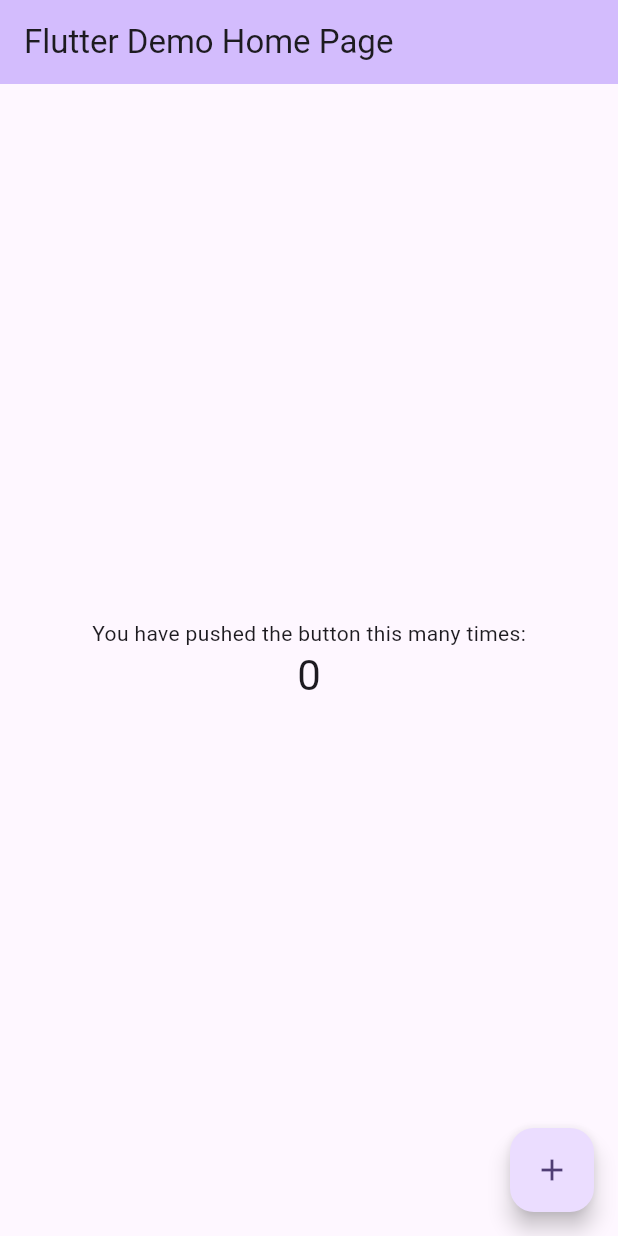
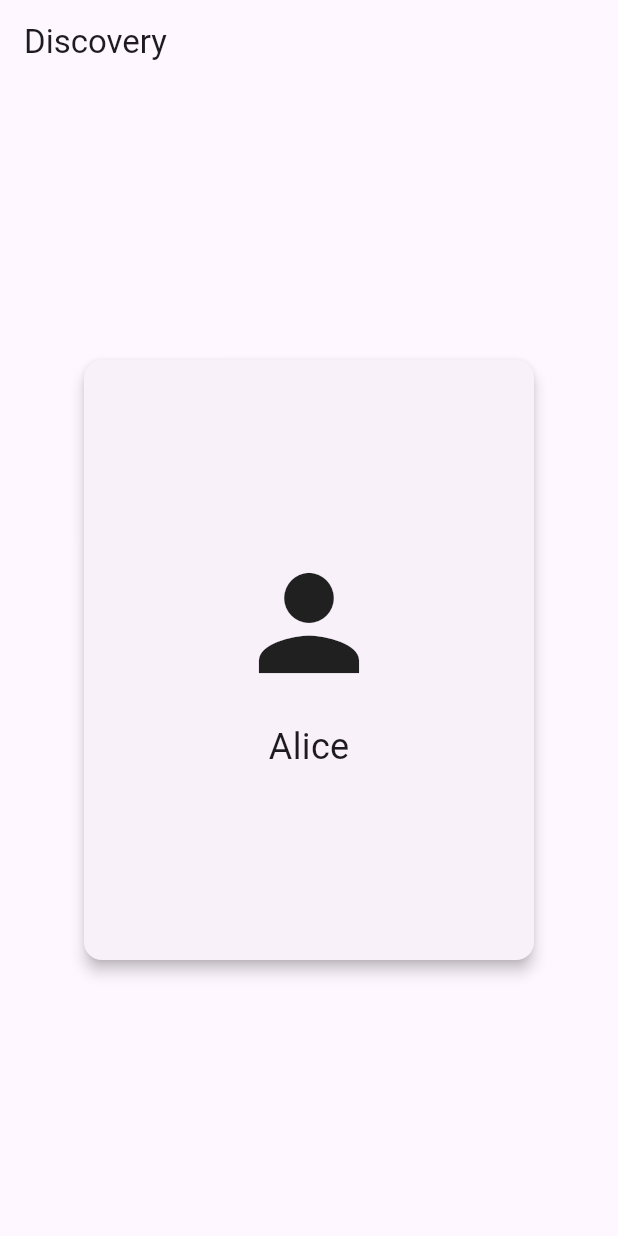
Before and after one commit to henribesnard/eon_app, a Flutter app: the screen it shows after launch, on a phone screen of 412 x 824 dp. Run offline on Flutter 3.47's test engine with Material 3 defaults, Android fonts, the phone set to English and light mode, and no system bars.

```diff
--- a/lib/main.dart
+++ b/lib/main.dart
@@ -1,4 +1,6 @@
 import 'package:flutter/material.dart';
+
+import 'pages/discovery_page.dart';
 
 void main() {
   runApp(const MyApp());
@@ -7,116 +9,15 @@ void main() {
 class MyApp extends StatelessWidget {
   const MyApp({super.key});
 
-  // This widget is the root of your application.
   @override
   Widget build(BuildContext context) {
     return MaterialApp(
-      title: 'Flutter Demo',
+      title: 'Eon',
       theme: ThemeData(
-        // This is the theme of your application.
-        //
-        // TRY THIS: Try running your application with "flutter run". You'll see
-        // the application has a purple toolbar. Then, without quitting the app,
-        // try changing the seedColor in the colorScheme below to Colors.green
-        // and then invoke "hot reload" (save your changes or press the "hot
-        // reload" button in a Flutter-supported IDE, or press "r" if you used
-        // the command line to start the app).
-        //
-        // Notice that the counter didn't reset back to zero; the application
-        // state is not lost during the reload. To reset the state, use hot
-        // restart instead.
-        //
-        // This works for code too, not just values: Most code changes can be
-        // tested with just a hot reload.
         colorScheme: ColorScheme.fromSeed(seedColor: Colors.deepPurple),
+        useMaterial3: true,
       ),
-      home: const MyHomePage(title: 'Flutter Demo Home Page'),
+      home: const DiscoveryPage(),
     );
   }
 }
-
-class MyHomePage extends StatefulWidget {
-  const MyHomePage({super.key, required this.title});
-
-  // This widget is the home page of your application. It is stateful, meaning
-  // that it has a State object (defined below) that contains fields that affect
-  // how it looks.
-
-  // This class is the configuration for the state. It holds the values (in this
-  // case the title) provided by the parent (in this case the App widget) and
-  // used by the build method of the State. Fields in a Widget subclass are
-  // always marked "final".
-
-  final String title;
-
-  @override
-  State<MyHomePage> createState() => _MyHomePageState();
-}
-
-class _MyHomePageState extends State<MyHomePage> {
-  int _counter = 0;
-
-  void _incrementCounter() {
-    setState(() {
-      // This call to setState tells the Flutter framework that something has
-      // changed in this State, which causes it to rerun the build method below
-      // so that the display can reflect the updated values. If we changed
-      // _counter without calling setState(), then the build method would not be
-      // called again, and so nothing would appear to happen.
-      _counter++;
-    });
-  }
-
-  @override
-  Widget build(BuildContext context) {
-    // This method is rerun every time setState is called, for instance as done
-    // by the _incrementCounter method above.
-    //
-    // The Flutter framework has been optimized to make rerunning build methods
-    // fast, so that you can just rebuild anything that needs updating rather
-    // than having to individually change instances of widgets.
-    return Scaffold(
-      appBar: AppBar(
-        // TRY THIS: Try changing the color here to a specific color (to
-        // Colors.amber, perhaps?) and trigger a hot reload to see the AppBar
-        // change color while the other colors stay the same.
-        backgroundColor: Theme.of(context).colorScheme.inversePrimary,
-        // Here we take the value from the MyHomePage object that was created by
-        // the App.build method, and use it to set our appbar title.
-        title: Text(widget.title),
-      ),
-      body: Center(
-        // Center is a layout widget. It takes a single child and positions it
-        // in the middle of the parent.
-        child: Column(
-          // Column is also a layout widget. It takes a list of children and
-          // arranges them vertically. By default, it sizes itself to fit its
-          // children horizontally, and tries to be as tall as its parent.
-          //
-          // Column has various properties to control how it sizes itself and
-          // how it positions its children. Here we use mainAxisAlignment to
-          // center the children vertically; the main axis here is the vertical
-          // axis because Columns are vertical (the cross axis would be
-          // horizontal).
-          //
-          // TRY THIS: Invoke "debug painting" (choose the "Toggle Debug Paint"
-          // action in the IDE, or press "p" in the console), to see the
-          // wireframe for each widget.
-          mainAxisAlignment: MainAxisAlignment.center,
-          children: <Widget>[
-            const Text('You have pushed the button this many times:'),
-            Text(
-              '$_counter',
-              style: Theme.of(context).textTheme.headlineMedium,
-            ),
-          ],
-        ),
-      ),
-      floatingActionButton: FloatingActionButton(
-        onPressed: _incrementCounter,
-        tooltip: 'Increment',
-        child: const Icon(Icons.add),
-      ), // This trailing comma makes auto-formatting nicer for build methods.
-    );
-  }
-}
--- /dev/null
+++ b/lib/models/profile.dart
@@ -0,0 +1,7 @@
+class Profile {
+  final String id;
+  final String name;
+  final String imageUrl;
+
+  Profile({required this.id, required this.name, required this.imageUrl});
+}
--- /dev/null
+++ b/lib/services/conversation_mock_service.dart
@@ -0,0 +1,9 @@
+import '../models/profile.dart';
+
+class ConversationMockService {
+  static final List<Profile> conversations = [];
+
+  static void createConversation(Profile profile) {
+    conversations.add(profile);
+  }
+}
--- /dev/null
+++ b/lib/services/match_mock_service.dart
@@ -0,0 +1,12 @@
+import '../models/profile.dart';
+
+class MatchMockService {
+  // Profiles that already liked the current user.
+  static final Set<String> _likedMe = {'2'}; // Only profile with id '2' liked us.
+
+  static Future<bool> tryMatch(Profile profile) async {
+    // Simulate network delay.
+    await Future.delayed(const Duration(milliseconds: 300));
+    return _likedMe.contains(profile.id);
+  }
+}
--- /dev/null
+++ b/lib/widgets/swipe_cards.dart
@@ -0,0 +1,59 @@
+import 'package:flutter/material.dart';
+
+import '../models/profile.dart';
+
+class SwipeCards extends StatefulWidget {
+  final List<Profile> profiles;
+  final void Function(Profile) onLike;
+
+  const SwipeCards({super.key, required this.profiles, required this.onLike});
+
+  @override
+  State<SwipeCards> createState() => _SwipeCardsState();
+}
+
+class _SwipeCardsState extends State<SwipeCards> {
+  int index = 0;
+
+  @override
+  Widget build(BuildContext context) {
+    if (index >= widget.profiles.length) {
+      return const Center(child: Text('No more profiles'));
+    }
+
+    final profile = widget.profiles[index];
+    return Center(
+      child: Draggable(
+        feedback: _buildCard(profile),
+        childWhenDragging: const SizedBox.shrink(),
+        onDragEnd: (details) {
+          if (details.offset.dx > 100) {
+            widget.onLike(profile);
+          }
+          setState(() {
+            index++;
+          });
+        },
+        child: _buildCard(profile),
+      ),
+    );
+  }
+
+  Widget _buildCard(Profile profile) {
+    return Card(
+      elevation: 4,
+      child: SizedBox(
+        width: 300,
+        height: 400,
+        child: Column(
+          mainAxisAlignment: MainAxisAlignment.center,
+          children: [
+            const Icon(Icons.person, size: 100),
+            const SizedBox(height: 16),
+            Text(profile.name, style: const TextStyle(fontSize: 24)),
+          ],
+        ),
+      ),
+    );
+  }
+}
```
Also changed, not shown: lib/pages/discovery_page.dart (added, +80 -0 lines), 1 other file.
